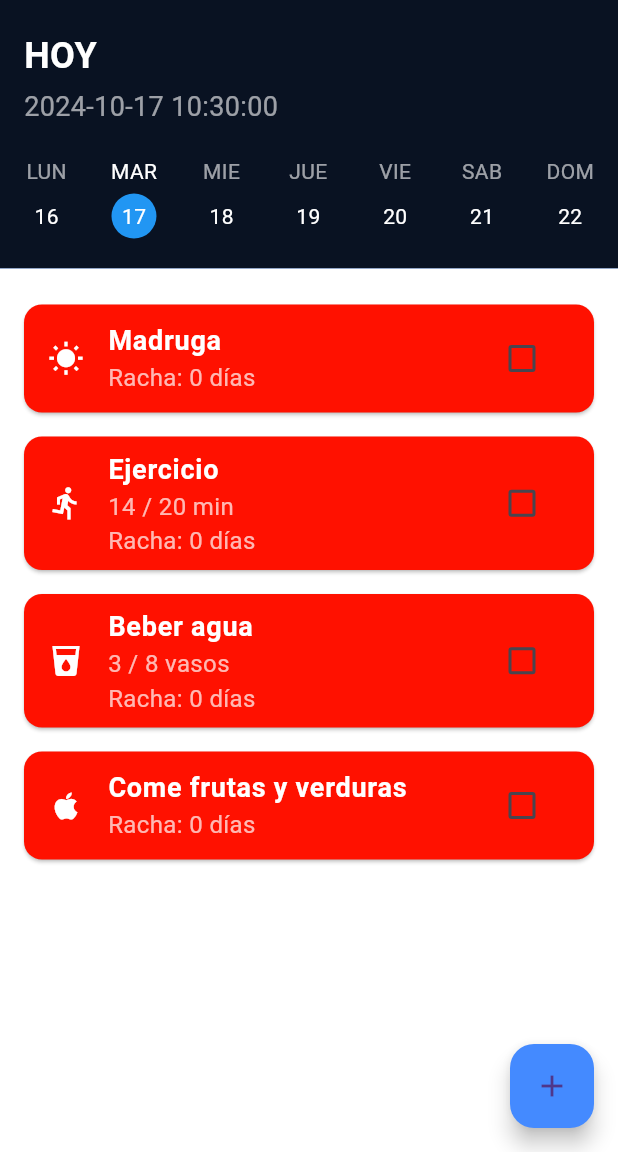
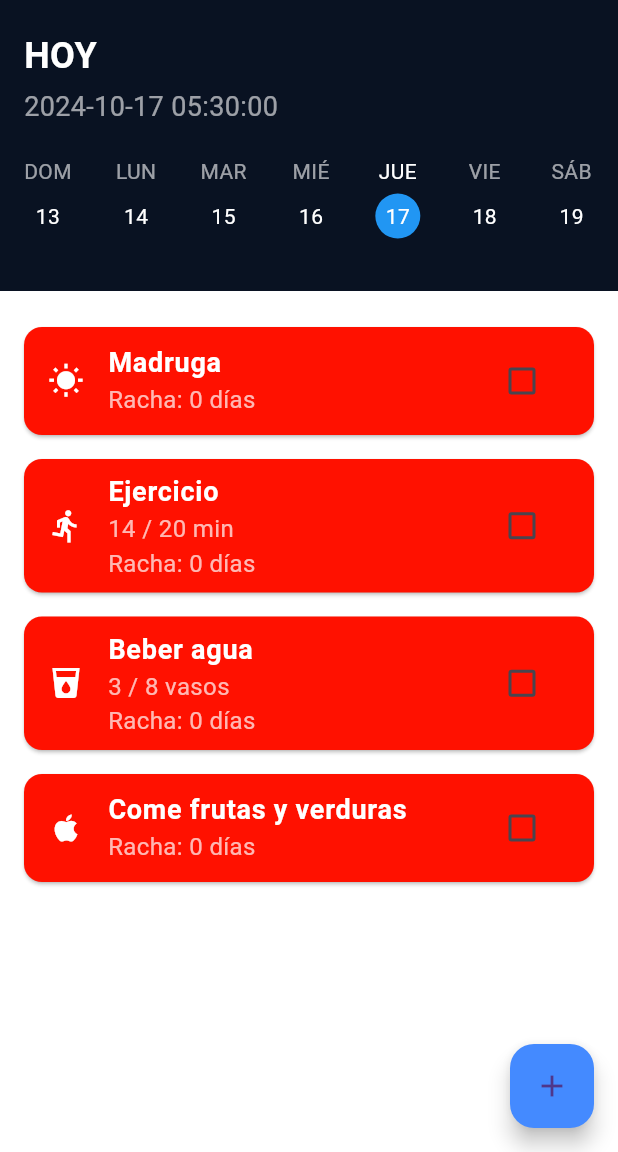
Before and after one commit to daniFlakk/habit_tracker, a Flutter app: the screen it shows after launch, on a phone screen of 412 x 824 dp, the part 84-1236 px from its top. Run offline on Flutter 3.47's test engine with Material 3 defaults, Android fonts, the phone set to English and light mode, and no system bars.

Commit message:
add control calendar and get actual date

```diff
--- a/lib/main.dart
+++ b/lib/main.dart
@@ -1,6 +1,8 @@
 import 'package:flutter/material.dart';
 import 'package:habit_tracker/pages/habit_tracker_app.dart';
+import 'package:intl/date_symbol_data_local.dart';
 
-void main() {
+void main() async {
+  await initializeDateFormatting('es_CO', null);
   runApp(const HabitTrackerApp());
 }
--- a/lib/pages/habit_tracker_app.dart
+++ b/lib/pages/habit_tracker_app.dart
@@ -133,7 +133,8 @@ class _HabitTrackerState extends State<HabitTracker> {
                       "name": habitName,
                       "completed": false,
                       "streak": 0,
-                "goal": 21, // Meta por defecto, puedes cambiarla si es necesario
+                      "goal":
+                          21, // Meta por defecto, puedes cambiarla si es necesario
                       "color": color,
                       "icon": icon
                     });
@@ -146,7 +147,6 @@ class _HabitTrackerState extends State<HabitTracker> {
         backgroundColor: Colors.blueAccent,
         child: const Icon(Icons.add),
       ),
-
     );
   }
 }
--- a/lib/widgets/calendar_select.dart
+++ b/lib/widgets/calendar_select.dart
@@ -1,15 +1,88 @@
 import 'package:flutter/material.dart';
 import 'package:intl/intl.dart';
 
-class CalendarWidget extends StatelessWidget {
+class CalendarWidget extends StatefulWidget {
   final int selectedDay;
   final Function(int) onDaySelected;
-  DateTime today = DateTime.now();
-  String formattedDate =
-      DateFormat('yyyy-MM-dd HH:mm:ss').format(DateTime.now());
 
-  CalendarWidget(
+  const CalendarWidget(
       {super.key, required this.selectedDay, required this.onDaySelected});
+
+  @override
+  State<CalendarWidget> createState() => _CalendarWidgetState();
+}
+
+class _CalendarWidgetState extends State<CalendarWidget> {
+  late PageController _pageController;
+  late DateTime _currentWeek;
+  final DateTime today =
+      DateTime.now().toUtc().subtract(const Duration(hours: 5));
+
+  @override
+  void initState() {
+    super.initState();
+    _currentWeek = today;
+    // Iniciamos en la página 50 para permitir deslizar hacia atrás y adelante
+    _pageController = PageController(initialPage: 50);
+  }
+
+  @override
+  void dispose() {
+    _pageController.dispose();
+    super.dispose();
+  }
+
+  List<DateTime> _getWeekDays(DateTime week) {
+    int currentDayOfWeek = week.weekday;
+    DateTime sunday = week.subtract(Duration(days: currentDayOfWeek % 7));
+    return List.generate(7, (index) => sunday.add(Duration(days: index)));
+  }
+
+  Widget _buildDay(String day, int dayNumber) {
+    return GestureDetector(
+      onTap: () => widget.onDaySelected(dayNumber),
+      child: Column(
+        children: [
+          Text(day,
+              style: TextStyle(
+                  color: widget.selectedDay == dayNumber
+                      ? Colors.white
+                      : Colors.white60)),
+          const SizedBox(height: 5),
+          Container(
+            width: 30,
+            height: 30,
+            decoration: BoxDecoration(
+              color: widget.selectedDay == dayNumber
+                  ? Colors.blue
+                  : Colors.transparent,
+              shape: BoxShape.circle,
+            ),
+            child: Center(
+              child: Text(
+                dayNumber.toString(),
+                style: TextStyle(
+                    color: widget.selectedDay == dayNumber
+                        ? Colors.white
+                        : Colors.white),
+              ),
+            ),
+          ),
+        ],
+      ),
+    );
+  }
+
+  Widget _buildWeekCalendar(DateTime week) {
+    List<DateTime> weekDays = _getWeekDays(week);
+    return Row(
+      mainAxisAlignment: MainAxisAlignment.spaceBetween,
+      children: weekDays.map((date) {
+        String dayName = DateFormat('EEE', 'es_CO').format(date).toUpperCase();
+        return _buildDay(dayName, date.day);
+      }).toList(),
+    );
+  }
 
   @override
   Widget build(BuildContext context) {
@@ -25,51 +98,25 @@ class CalendarWidget extends StatelessWidget {
                   fontSize: 24,
                   fontWeight: FontWeight.bold)),
           const SizedBox(height: 4),
-          Text(formattedDate,
+          Text(DateFormat('yyyy-MM-dd HH:mm:ss', 'es_CO').format(today),
               style: const TextStyle(color: Colors.white60, fontSize: 18)),
           const SizedBox(height: 20),
-          Row(
-            mainAxisAlignment: MainAxisAlignment.spaceBetween,
-            children: [
-              _buildDay("LUN", today.day - 1),
-              _buildDay("MAR", today.day),
-              _buildDay("MIE", today.day + 1),
-              _buildDay("JUE", today.day + 2),
-              _buildDay("VIE", today.day + 3),
-              _buildDay("SAB", today.day + 4),
-              _buildDay("DOM", today.day + 5),
-            ],
-          ),
-        ],
-      ),
-    );
-  }
-
-  Widget _buildDay(String day, int dayNumber) {
-    return GestureDetector(
-      onTap: () => onDaySelected(dayNumber),
-      child: Column(
-        children: [
-          Text(day,
-              style: TextStyle(
-                  color: selectedDay == dayNumber
-                      ? Colors.white
-                      : Colors.white60)),
-          const SizedBox(height: 5),
-          Container(
-            width: 30,
-            height: 30,
-            decoration: BoxDecoration(
-              color:
-                  selectedDay == dayNumber ? Colors.blue : Colors.transparent,
-              shape: BoxShape.circle,
-            ),
-            child: Center(
-              child: Text(dayNumber.toString(),
-                  style: TextStyle(
-                      color: selectedDay == dayNumber
-                          ? Colors.white
-                          : Colors.white)),
+          SizedBox(
+            height: 70, // Altura fija para el PageView
+            child: PageView.builder(
+              controller: _pageController,
+              onPageChanged: (page) {
+                setState(() {
+                  // Calculamos la nueva semana basada en la página actual
+                  _currentWeek = today.add(Duration(days: (page - 50) * 7));
+                });
+              },
+              itemBuilder: (context, page) {
+                // Calculamos la fecha para esta página
+                DateTime weekForPage =
+                    today.add(Duration(days: (page - 50) * 7));
+                return _buildWeekCalendar(weekForPage);
+              },
             ),
           ),
         ],
--- a/pubspec.yaml
+++ b/pubspec.yaml
@@ -31,6 +31,7 @@ dependencies:
   flutter:
     sdk: flutter
   intl: ^0.17.0
+
 
 
   # The following adds the Cupertino Icons font to your application.
```
Lines whose indentation alone changed are shown as unchanged.
